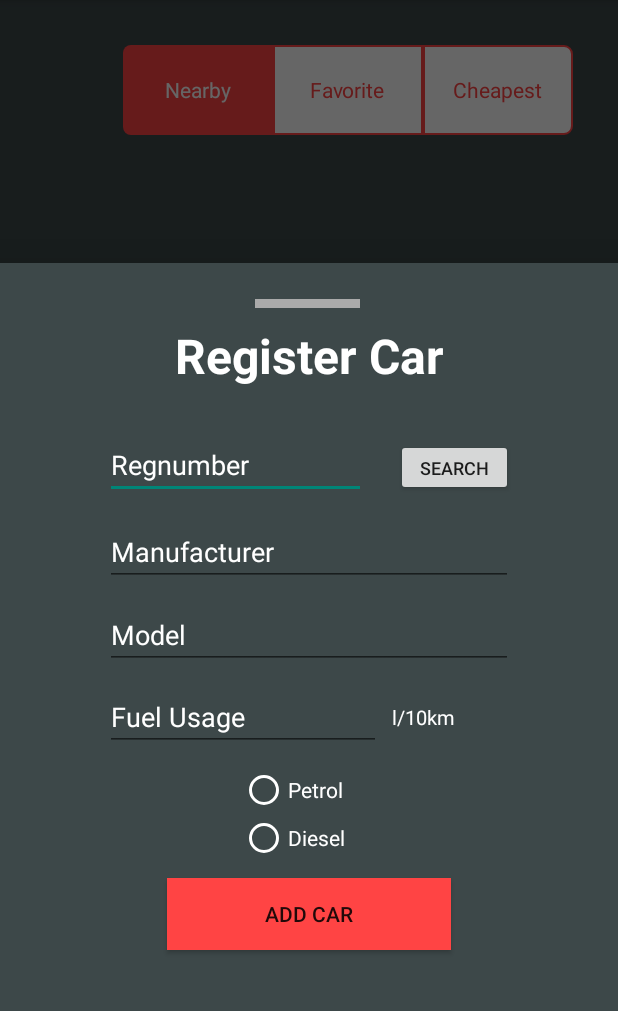
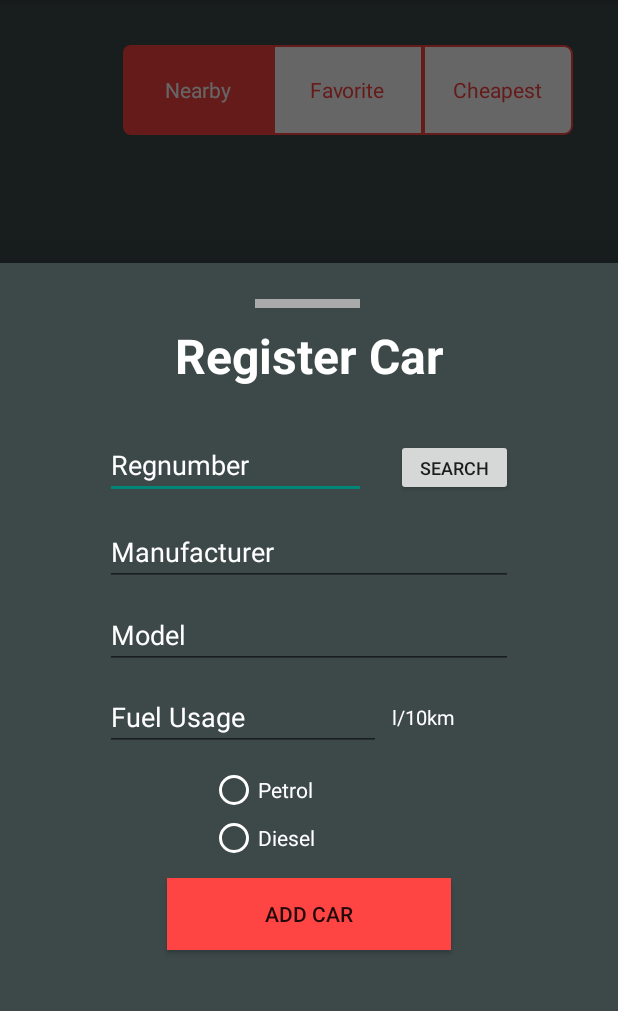
Before and after one commit to PetterHL/FuelService-Frontend, an Android app: the fragment AddCar placed in its activity, on a phone screen of 412 x 824 dp, the part 84-1095 px from its top. Run offline under Robolectric (Android 15) with nearby library versions, the phone set to English and light mode, and no system bars; our stand-ins replace navigation-ui; 4 statements that could not run were skipped.

Commit message:
small fix
Bugfix and other

```diff
--- a/app/src/main/res/layout/addcar_sheet.xml
+++ b/app/src/main/res/layout/addcar_sheet.xml
@@ -103,18 +103,18 @@
 
         <RadioGroup
             android:id="@+id/RadioGroup"
-            android:layout_width="wrap_content"
+            android:layout_width="150dp"
             android:layout_height="wrap_content"
             android:layout_alignParentStart="true"
             android:layout_alignParentTop="true"
             android:layout_alignParentEnd="true"
-            android:layout_marginStart="150dp"
+            android:layout_marginStart="130dp"
             android:layout_marginTop="325dp"
-            android:layout_marginEnd="150dp">
+            android:layout_marginEnd="130dp">
 
             <RadioButton
                 android:id="@+id/Petrol_radio"
-                android:layout_width="wrap_content"
+                android:layout_width="150dp"
                 android:layout_height="wrap_content"
                 android:text="Petrol"
                 tools:layout_editor_absoluteX="144dp"
```
Also changed, not shown: app/src/main/java/com/Fuel/fuelservice/ui/MyCar/AddCar.java (+23 -13 lines), app/src/main/java/com/Fuel/fuelservice/ui/MyCar/MyCars.java (+24 -0 lines), app/src/main/res/layout/fragment_mycars.xml (+7 -2 lines).
